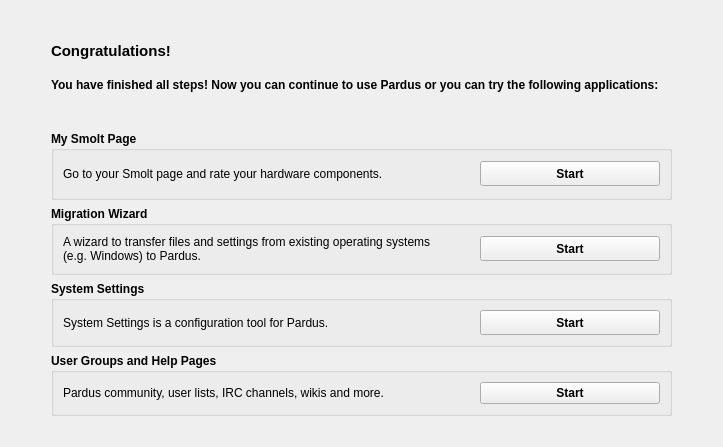
The window that kde4/kaptan4/src/gui/goodbyeWidget.ui (pars-linux/uludag) describes before a commit, drawn with Qt 5.
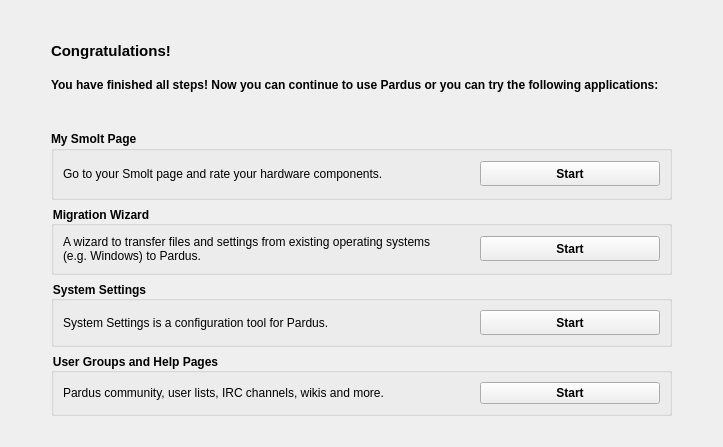
The same window after the commit.

```diff
--- a/kde4/kaptan4/src/gui/goodbyeWidget.ui
+++ b/kde4/kaptan4/src/gui/goodbyeWidget.ui
@@ -179,6 +179,9 @@
            <strikeout>false</strikeout>
           </font>
          </property>
+         <property name="styleSheet">
+          <string notr="true">color:black</string>
+         </property>
          <property name="title">
           <string>Migration Wizard</string>
          </property>
@@ -268,6 +271,9 @@
            <strikeout>false</strikeout>
           </font>
          </property>
+         <property name="styleSheet">
+          <string notr="true">color:black</string>
+         </property>
          <property name="title">
           <string>System Settings</string>
          </property>
@@ -358,6 +364,9 @@
            <bold>true</bold>
           </font>
          </property>
+         <property name="styleSheet">
+          <string notr="true">color:black</string>
+         </property>
          <property name="title">
           <string>User Groups and Help Pages</string>
          </property>
```
Left out of the diff: 53 changed lines with no effect on the pictures.
